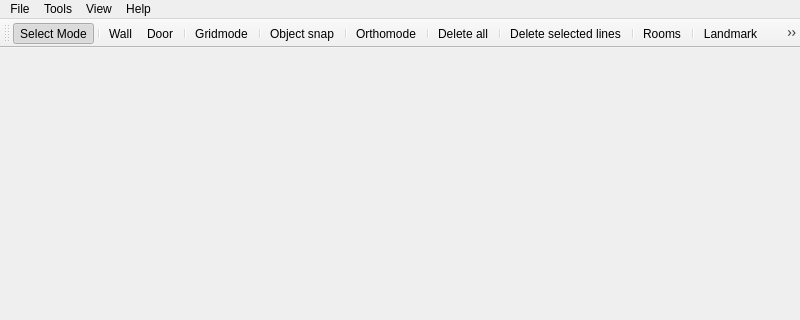
The window that forms/mainwindow.ui (JuPedSim/jpseditor) describes before a commit, drawn with Qt 5; both pictures show x 0 to 800 and y 0 to 320 of the 800 by 600 pixel window.
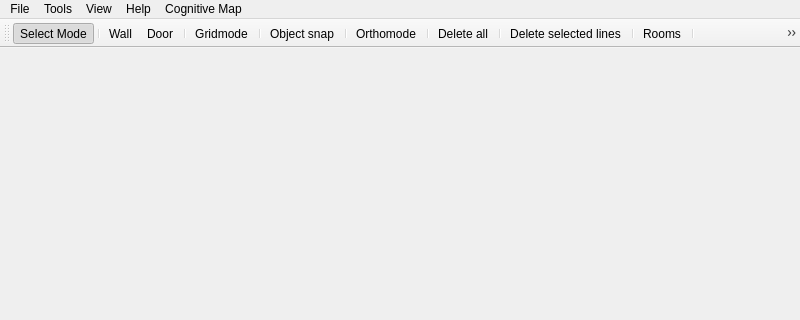
The same window after the commit. Icons and pictures are not drawn.

Commit message: stuff for visualisation of cognitive map

```diff
--- a/forms/mainwindow.ui
+++ b/forms/mainwindow.ui
@@ -69,10 +69,18 @@
     </property>
     <addaction name="actionRotate_90_deg_clockwise"/>
    </widget>
+   <widget class="QMenu" name="menuCognitive_Map">
+    <property name="title">
+     <string>Cognitive Map</string>
+    </property>
+    <addaction name="action_ffnen_CogMap"/>
+    <addaction name="actionRun_visualisation"/>
+   </widget>
    <addaction name="menuDatei"/>
    <addaction name="menuTools"/>
    <addaction name="menuView"/>
    <addaction name="menuHilfe"/>
+   <addaction name="menuCognitive_Map"/>
   </widget>
   <widget class="QStatusBar" name="statusbar"/>
   <widget class="QToolBar" name="toolBar">
@@ -102,8 +110,8 @@
    <addaction name="separator"/>
    <addaction name="actionRoom"/>
    <addaction name="separator"/>
-   <addaction name="actionLandmark"/>
    <addaction name="actionLandmarkWidget"/>
+   <addaction name="actionLandmark"/>
   </widget>
   <action name="action_ffnen">
    <property name="icon">
```
Left out of the diff: 58 changed lines with no effect on the pictures. The commit also changes 14 other files.
